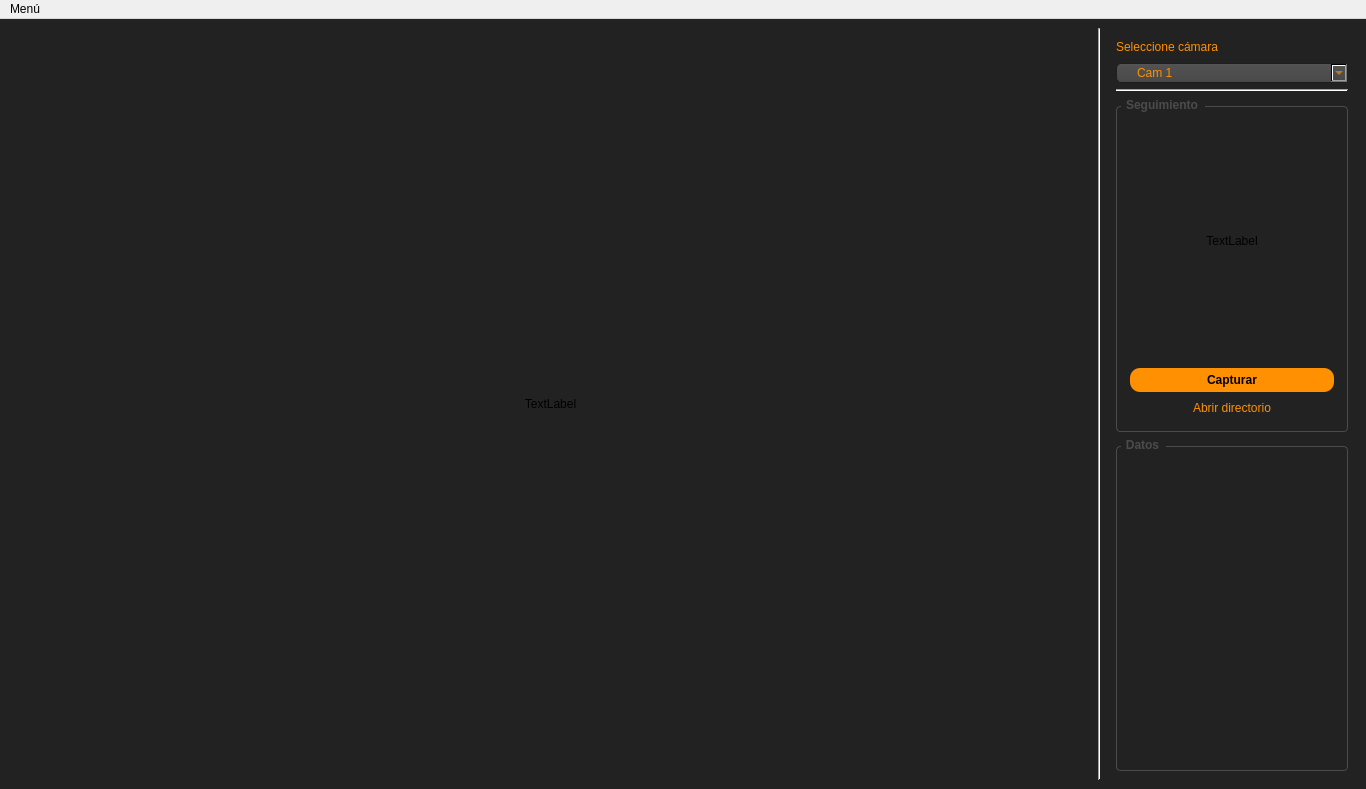
Above: vista/main.ui from andatogua/persontracking before the change. Below: the same form after it.
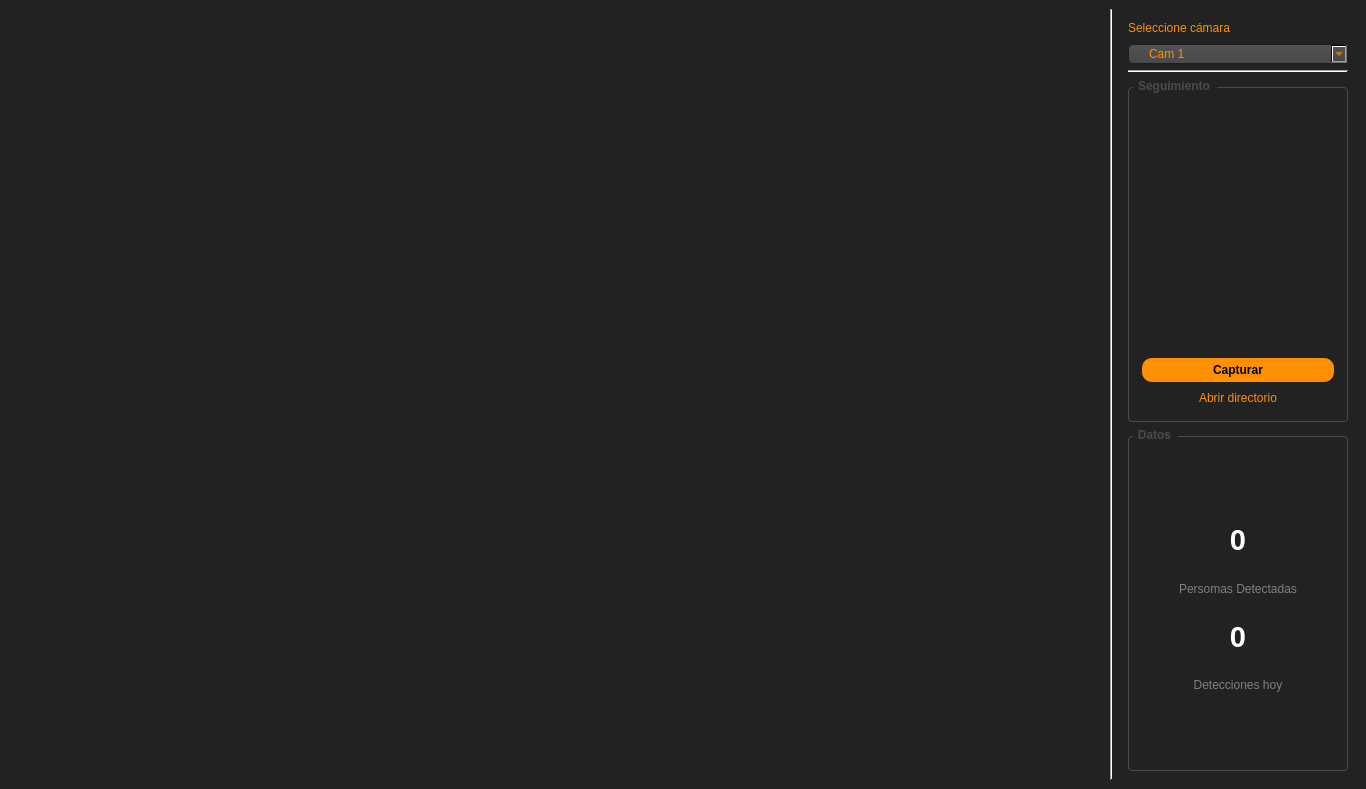
That is the form after the change.

The edit to the form file:
```diff
--- a/vista/main.ui
+++ b/vista/main.ui
@@ -98,24 +98,33 @@
      <widget class="QWidget" name="widget_2" native="true">
       <property name="minimumSize">
        <size>
-        <width>100</width>
-        <height>0</height>
+        <width>1077</width>
+        <height>746</height>
        </size>
       </property>
-      <layout class="QGridLayout" name="gridLayout">
-       <item row="0" column="0">
+      <layout class="QVBoxLayout" name="verticalLayout_3">
+       <item>
         <widget class="QLabel" name="imagen_label">
+         <property name="minimumSize">
+          <size>
+           <width>1077</width>
+           <height>746</height>
+          </size>
+         </property>
          <property name="toolTip">
           <string/>
          </property>
          <property name="statusTip">
           <string/>
          </property>
+         <property name="layoutDirection">
+          <enum>Qt::LeftToRight</enum>
+         </property>
          <property name="text">
-          <string>TextLabel</string>
+          <string/>
          </property>
          <property name="alignment">
-          <set>Qt::AlignCenter</set>
+          <set>Qt::AlignLeading|Qt::AlignLeft|Qt::AlignTop</set>
          </property>
         </widget>
        </item>
@@ -197,14 +206,20 @@
        </item>
        <item>
         <widget class="QGroupBox" name="groupBox">
+         <property name="minimumSize">
+          <size>
+           <width>0</width>
+           <height>300</height>
+          </size>
+         </property>
          <property name="title">
           <string>Seguimiento</string>
          </property>
          <layout class="QVBoxLayout" name="verticalLayout_2">
           <item>
-           <widget class="QLabel" name="label_2">
+           <widget class="QLabel" name="face">
             <property name="text">
-             <string>TextLabel</string>
+             <string/>
             </property>
             <property name="alignment">
              <set>Qt::AlignCenter</set>
@@ -219,7 +234,7 @@
            </widget>
           </item>
           <item>
-           <widget class="QLabel" name="label_3">
+           <widget class="QLabel" name="abrirdirectorio">
             <property name="maximumSize">
              <size>
               <width>16777215</width>
@@ -245,6 +260,121 @@
          <property name="title">
           <string>Datos</string>
          </property>
+         <property name="alignment">
+          <set>Qt::AlignCenter</set>
+         </property>
+         <layout class="QVBoxLayout" name="verticalLayout_4">
+          <item>
+           <spacer name="verticalSpacer">
+            <property name="orientation">
+             <enum>Qt::Vertical</enum>
+            </property>
+            <property name="sizeType">
+             <enum>QSizePolicy::Maximum</enum>
+            </property>
+            <property name="sizeHint" stdset="0">
+             <size>
+              <width>20</width>
+              <height>60</height>
+             </size>
+            </property>
+           </spacer>
+          </item>
+          <item>
+           <widget class="QLabel" name="numper_label">
+            <property name="minimumSize">
+             <size>
+              <width>174</width>
+              <height>60</height>
+             </size>
+            </property>
+            <property name="font">
+             <font>
+              <pointsize>22</pointsize>
+              <weight>75</weight>
+              <bold>true</bold>
+             </font>
+            </property>
+            <property name="styleSheet">
+             <string notr="true">color:white</string>
+            </property>
+            <property name="text">
+             <string>0</string>
+            </property>
+            <property name="alignment">
+             <set>Qt::AlignCenter</set>
+            </property>
+           </widget>
+          </item>
+          <item>
+           <widget class="QLabel" name="label_2">
+            <property name="styleSheet">
+             <string notr="true">color:gray</string>
+            </property>
+            <property name="text">
+             <string>Persomas Detectadas</string>
+            </property>
+            <property name="alignment">
+             <set>Qt::AlignCenter</set>
+            </property>
+           </widget>
+          </item>
+          <item>
+           <widget class="QLabel" name="num_detecciones_hoy">
+            <property name="minimumSize">
+             <size>
+              <width>174</width>
+              <height>60</height>
+             </size>
+            </property>
+            <property name="font">
+             <font>
+              <pointsize>22</pointsize>
+              <weight>75</weight>
+              <bold>true</bold>
+             </font>
+            </property>
+            <property name="styleSheet">
+             <string notr="true">color:white</string>
+            </property>
+            <property name="text">
+             <string>0</string>
+            </property>
+            <property name="alignment">
+             <set>Qt::AlignCenter</set>
+            </property>
+           </widget>
+          </item>
+          <item>
+           <widget class="QLabel" name="label_3">
+            <property name="styleSheet">
+             <string notr="true">color:gray</string>
+            </property>
+            <property name="text">
+             <string>Detecciones hoy</string>
+            </property>
+            <property name="alignment">
+             <set>Qt::AlignCenter</set>
+            </property>
+           </widget>
+          </item>
+          <item>
+           <spacer name="verticalSpacer_2">
+            <property name="orientation">
+             <enum>Qt::Vertical</enum>
+            </property>
+            <property name="sizeType">
+             <enum>QSizePolicy::Maximum</enum>
+            </property>
+            <property name="sizeHint" stdset="0">
+             <size>
+              <width>20</width>
+              <height>60</height>
+             </size>
+            </property>
+           </spacer>
+          </item>
+         </layout>
         </widget>
        </item>
       </layout>
@@ -252,22 +382,6 @@
     </item>
    </layout>
   </widget>
-  <widget class="QMenuBar" name="menubar">
-   <property name="geometry">
-    <rect>
-     <x>0</x>
-     <y>0</y>
-     <width>1366</width>
-     <height>21</height>
-    </rect>
-   </property>
-   <widget class="QMenu" name="menuMen">
-    <property name="title">
-     <string>Menú</string>
-    </property>
-   </widget>
-   <addaction name="menuMen"/>
-  </widget>
  </widget>
  <resources/>
  <connections/>
```
